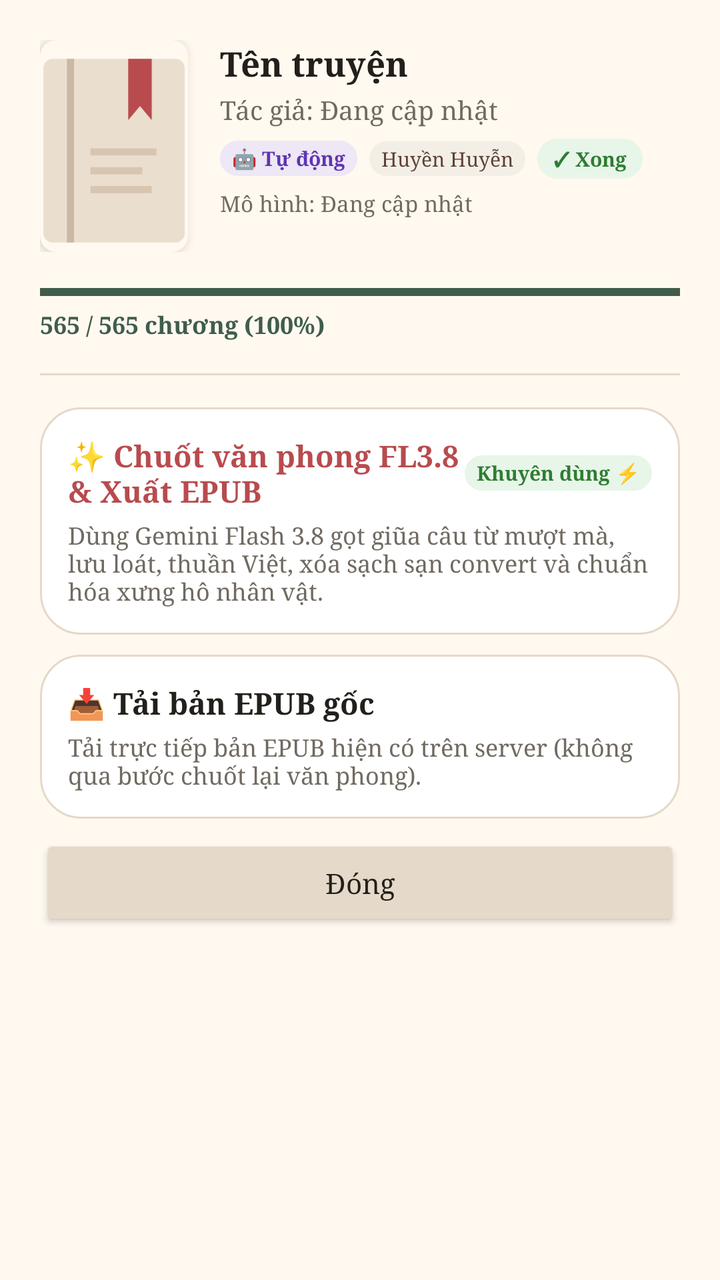
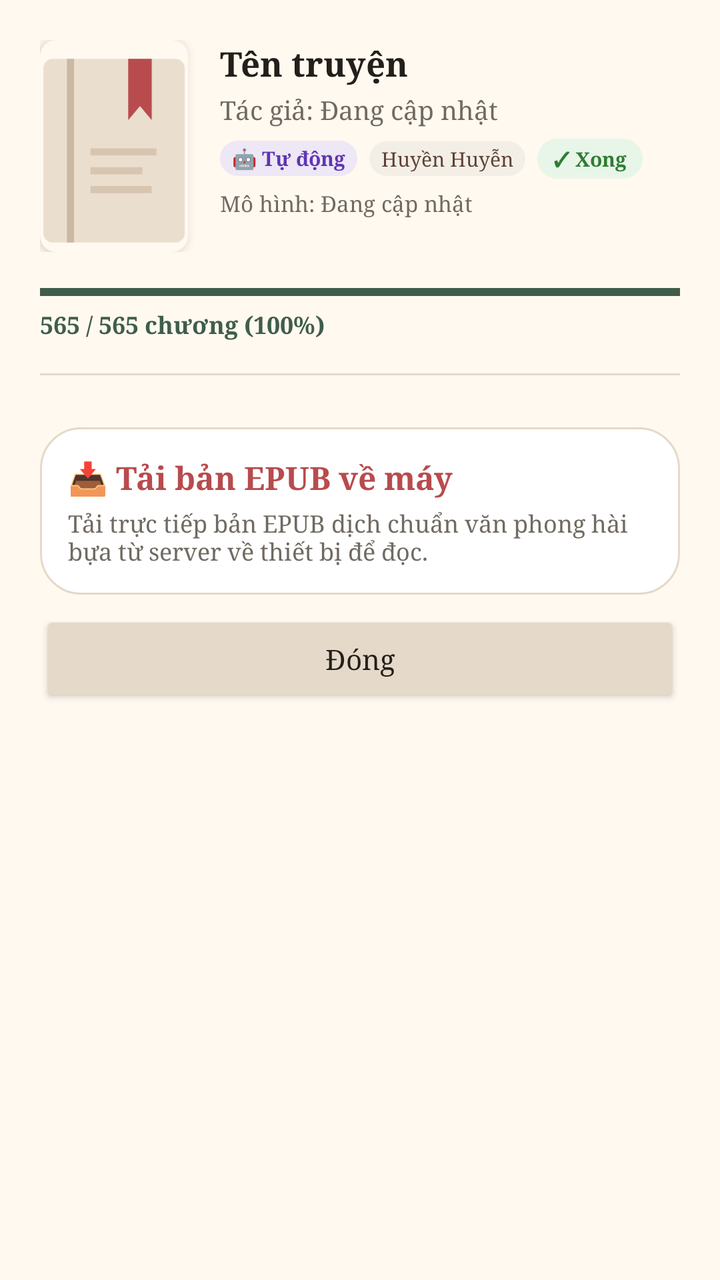

An Android layout rendered at two revisions. The XML below is the earlier revision; the diff shows what the commit changed to produce the second picture.
<!-- AndroidManifest.xml: application theme Theme.TruyenDich -->
<!-- res/layout/dialog_server_book_action.xml -->
<?xml version="1.0" encoding="utf-8"?>
<ScrollView xmlns:android="http://schemas.android.com/apk/res/android"
    xmlns:app="http://schemas.android.com/apk/res-auto"
    android:layout_width="match_parent"
    android:layout_height="wrap_content"
    android:background="@color/cream">

    <LinearLayout
        android:layout_width="match_parent"
        android:layout_height="wrap_content"
        android:orientation="vertical"
        android:padding="20dp">

        
        <LinearLayout
            android:layout_width="match_parent"
            android:layout_height="wrap_content"
            android:orientation="horizontal">

            <androidx.cardview.widget.CardView
                android:layout_width="74dp"
                android:layout_height="106dp"
                android:layout_marginEnd="16dp"
                app:cardCornerRadius="8dp"
                app:cardElevation="3dp"
                app:cardBackgroundColor="@color/cream">

                <ImageView
                    android:id="@+id/dialogBookCover"
                    android:layout_width="match_parent"
                    android:layout_height="match_parent"
                    android:contentDescription="Bìa sách"
                    android:scaleType="centerCrop"
                    android:src="@drawable/ic_book_placeholder" />
            </androidx.cardview.widget.CardView>

            <LinearLayout
                android:layout_width="0dp"
                android:layout_height="wrap_content"
                android:layout_weight="1"
                android:orientation="vertical">

                <TextView
                    android:id="@+id/dialogBookTitle"
                    android:layout_width="match_parent"
                    android:layout_height="wrap_content"
                    android:fontFamily="serif"
                    android:text="Tên truyện"
                    android:textColor="@color/ink"
                    android:textSize="17sp"
                    android:textStyle="bold" />

                <TextView
                    android:id="@+id/dialogBookAuthor"
                    android:layout_width="match_parent"
                    android:layout_height="wrap_content"
                    android:layout_marginTop="3dp"
                    android:text="Tác giả: Đang cập nhật"
                    android:textColor="@color/muted"
                    android:textSize="13sp" />

                <LinearLayout
                    android:layout_width="match_parent"
                    android:layout_height="wrap_content"
                    android:layout_marginTop="6dp"
                    android:gravity="center_vertical"
                    android:orientation="horizontal">

                    <TextView
                        android:id="@+id/dialogBookOrigin"
                        android:layout_width="wrap_content"
                        android:layout_height="wrap_content"
                        android:background="@drawable/bg_badge_auto"
                        android:text="🤖 Tự động"
                        android:textColor="@color/badge_auto_text"
                        android:textSize="10sp"
                        android:textStyle="bold" />

                    <TextView
                        android:id="@+id/dialogBookGenre"
                        android:layout_width="wrap_content"
                        android:layout_height="wrap_content"
                        android:layout_marginStart="6dp"
                        android:background="@drawable/bg_badge_genre"
                        android:text="Huyền Huyễn"
                        android:textColor="@color/badge_genre_text"
                        android:textSize="10sp" />

                    <TextView
                        android:id="@+id/dialogBookStatus"
                        android:layout_width="wrap_content"
                        android:layout_height="wrap_content"
                        android:layout_marginStart="6dp"
                        android:background="@drawable/bg_badge_complete"
                        android:text="✓ Xong"
                        android:textColor="@color/badge_complete_text"
                        android:textSize="10sp"
                        android:textStyle="bold" />
                </LinearLayout>

                <TextView
                    android:id="@+id/dialogBookModel"
                    android:layout_width="match_parent"
                    android:layout_height="wrap_content"
                    android:layout_marginTop="5dp"
                    android:text="Mô hình: Đang cập nhật"
                    android:textColor="@color/muted"
                    android:textSize="11sp" />
            </LinearLayout>
        </LinearLayout>

        
        <ProgressBar
            android:id="@+id/dialogBookProgress"
            style="?android:attr/progressBarStyleHorizontal"
            android:layout_width="match_parent"
            android:layout_height="8dp"
            android:layout_marginTop="16dp"
            android:max="100"
            android:progress="100"
            android:progressTint="@color/sage" />

        <TextView
            android:id="@+id/dialogBookProgressText"
            android:layout_width="match_parent"
            android:layout_height="wrap_content"
            android:layout_marginTop="4dp"
            android:text="565 / 565 chương (100%)"
            android:textColor="@color/sage"
            android:textSize="12sp"
            android:textStyle="bold" />

        <View
            android:layout_width="match_parent"
            android:layout_height="1dp"
            android:layout_marginTop="16dp"
            android:layout_marginBottom="16dp"
            android:background="@color/border_light" />

        
        <LinearLayout
            android:id="@+id/btnActionPolish"
            android:layout_width="match_parent"
            android:layout_height="wrap_content"
            android:background="@drawable/bg_card"
            android:clickable="true"
            android:focusable="true"
            android:orientation="vertical"
            android:padding="14dp">

            <LinearLayout
                android:layout_width="match_parent"
                android:layout_height="wrap_content"
                android:gravity="center_vertical"
                android:orientation="horizontal">

                <TextView
                    android:layout_width="0dp"
                    android:layout_height="wrap_content"
                    android:layout_weight="1"
                    android:text="✨ Chuốt văn phong FL3.8 &amp; Xuất EPUB"
                    android:textColor="@color/coral"
                    android:textSize="15sp"
                    android:textStyle="bold" />

                <TextView
                    android:layout_width="wrap_content"
                    android:layout_height="wrap_content"
                    android:background="@drawable/bg_badge_complete"
                    android:paddingStart="6dp"
                    android:paddingTop="2dp"
                    android:paddingEnd="6dp"
                    android:paddingBottom="2dp"
                    android:text="Khuyên dùng ⚡"
                    android:textColor="@color/badge_complete_text"
                    android:textSize="10sp"
                    android:textStyle="bold" />
            </LinearLayout>

            <TextView
                android:layout_width="match_parent"
                android:layout_height="wrap_content"
                android:layout_marginTop="4dp"
                android:text="Dùng Gemini Flash 3.8 gọt giũa câu từ mượt mà, lưu loát, thuần Việt, xóa sạch sạn convert và chuẩn hóa xưng hô nhân vật."
                android:textColor="@color/muted"
                android:textSize="12sp" />
        </LinearLayout>

        
        <LinearLayout
            android:id="@+id/btnActionExportRaw"
            android:layout_width="match_parent"
            android:layout_height="wrap_content"
            android:layout_marginTop="10dp"
            android:background="@drawable/bg_card"
            android:clickable="true"
            android:focusable="true"
            android:orientation="vertical"
            android:padding="14dp">

            <TextView
                android:id="@+id/txtExportRawTitle"
                android:layout_width="match_parent"
                android:layout_height="wrap_content"
                android:text="📥 Tải bản EPUB gốc"
                android:textColor="@color/ink"
                android:textSize="15sp"
                android:textStyle="bold" />

            <TextView
                android:id="@+id/txtExportRawDesc"
                android:layout_width="match_parent"
                android:layout_height="wrap_content"
                android:layout_marginTop="4dp"
                android:text="Tải trực tiếp bản EPUB hiện có trên server (không qua bước chuốt lại văn phong)."
                android:textColor="@color/muted"
                android:textSize="12sp" />
        </LinearLayout>

        
        <Button
            android:id="@+id/btnActionTrack"
            android:layout_width="match_parent"
            android:layout_height="wrap_content"
            android:layout_marginTop="10dp"
            android:backgroundTint="@color/sage"
            android:text="⏳ Theo dõi tiến độ dịch trên server"
            android:textAllCaps="false"
            android:textColor="@color/paper"
            android:visibility="gone" />

        
        <Button
            android:id="@+id/btnActionClose"
            android:layout_width="match_parent"
            android:layout_height="wrap_content"
            android:layout_marginTop="8dp"
            android:backgroundTint="@color/border_light"
            android:text="Đóng"
            android:textAllCaps="false"
            android:textColor="@color/ink" />
    </LinearLayout>
</ScrollView>
<!-- resources referenced by this layout -->
<resources>
  <color name="badge_auto_text">#5E35B1</color>
  <color name="badge_complete_text">#2E7D32</color>
  <color name="badge_genre_text">#5D4037</color>
  <color name="border_light">#E5D9C9</color>
  <color name="coral">#B84B4E</color>
  <color name="cream">#FFF9F0</color>
  <color name="ink">#23201B</color>
  <color name="muted">#706A61</color>
  <color name="paper">#FFFFFF</color>
  <color name="sage">#405D4B</color>
  <!-- drawable bg_badge_auto (drawable) -->
  <?xml version="1.0" encoding="utf-8"?>
  <shape xmlns:android="http://schemas.android.com/apk/res/android"
      android:shape="rectangle">
      <solid android:color="#EDE7F6" />
      <corners android:radius="10dp" />
      <padding
          android:left="6dp"
          android:top="2dp"
          android:right="6dp"
          android:bottom="2dp" />
  </shape>
  <!-- drawable bg_badge_complete (drawable) -->
  <?xml version="1.0" encoding="utf-8"?>
  <shape xmlns:android="http://schemas.android.com/apk/res/android"
      android:shape="rectangle">
      <solid android:color="@color/badge_complete_bg" />
      <corners android:radius="12dp" />
      <padding
          android:left="8dp"
          android:top="3dp"
          android:right="8dp"
          android:bottom="3dp" />
  </shape>
  <!-- drawable bg_badge_genre (drawable) -->
  <?xml version="1.0" encoding="utf-8"?>
  <shape xmlns:android="http://schemas.android.com/apk/res/android"
      android:shape="rectangle">
      <solid android:color="#F3EFE6" />
      <corners android:radius="10dp" />
      <padding
          android:left="6dp"
          android:top="2dp"
          android:right="6dp"
          android:bottom="2dp" />
  </shape>
  <!-- drawable bg_card (drawable) -->
  <shape xmlns:android="http://schemas.android.com/apk/res/android" android:shape="rectangle">
      <solid android:color="@color/paper" />
      <corners android:radius="20dp" />
      <stroke android:width="1dp" android:color="#E5D9C9" />
      <padding android:left="18dp" android:top="16dp" android:right="18dp" android:bottom="16dp" />
  </shape>
  <!-- drawable ic_book_placeholder (drawable) -->
  <vector xmlns:android="http://schemas.android.com/apk/res/android"
      android:width="64dp"
      android:height="90dp"
      android:viewportWidth="64"
      android:viewportHeight="90">
      
      <path
          android:fillColor="#EADECF"
          android:pathData="M6,8 L58,8 A4,4 0 0,1 62,12 L62,82 A4,4 0 0,1 58,86 L6,86 A4,4 0 0,1 2,82 L2,12 A4,4 0 0,1 6,8 Z" />
      
      <path
          android:fillColor="#CBB8A2"
          android:pathData="M12,8 L15,8 L15,86 L12,86 Z" />
      
      <path
          android:fillColor="#B84B4E"
          android:pathData="M38,8 L48,8 L48,34 L43,28 L38,34 Z" />
      
      <path
          android:fillColor="#D8C5B0"
          android:pathData="M22,46 L50,46 L50,49 L22,49 Z M22,54 L44,54 L44,57 L22,57 Z M22,62 L48,62 L48,65 L22,65 Z" />
  </vector>
  <style name="Theme.TruyenDich" parent="Theme.AppCompat.Light.NoActionBar">
          <item name="android:fontFamily">serif</item>
          <item name="android:colorAccent">@color/coral</item>
          <item name="android:navigationBarColor">@color/ink</item>
          <item name="android:statusBarColor">@color/ink</item>
          <item name="android:windowLightStatusBar">false</item>
          <item name="android:windowActionModeOverlay">true</item>
      </style>
  <color name="badge_complete_bg">#E8F5E9</color>
</resources>

<!-- the commit's change to res/layout/dialog_server_book_action.xml (unified diff, before → after) -->
@@ -139,55 +139,6 @@
 
         
         <LinearLayout
-            android:id="@+id/btnActionPolish"
-            android:layout_width="match_parent"
-            android:layout_height="wrap_content"
-            android:background="@drawable/bg_card"
-            android:clickable="true"
-            android:focusable="true"
-            android:orientation="vertical"
-            android:padding="14dp">
-
-            <LinearLayout
-                android:layout_width="match_parent"
-                android:layout_height="wrap_content"
-                android:gravity="center_vertical"
-                android:orientation="horizontal">
-
-                <TextView
-                    android:layout_width="0dp"
-                    android:layout_height="wrap_content"
-                    android:layout_weight="1"
-                    android:text="✨ Chuốt văn phong FL3.8 &amp; Xuất EPUB"
-                    android:textColor="@color/coral"
-                    android:textSize="15sp"
-                    android:textStyle="bold" />
-
-                <TextView
-                    android:layout_width="wrap_content"
-                    android:layout_height="wrap_content"
-                    android:background="@drawable/bg_badge_complete"
-                    android:paddingStart="6dp"
-                    android:paddingTop="2dp"
-                    android:paddingEnd="6dp"
-                    android:paddingBottom="2dp"
-                    android:text="Khuyên dùng ⚡"
-                    android:textColor="@color/badge_complete_text"
-                    android:textSize="10sp"
-                    android:textStyle="bold" />
-            </LinearLayout>
-
-            <TextView
-                android:layout_width="match_parent"
-                android:layout_height="wrap_content"
-                android:layout_marginTop="4dp"
-                android:text="Dùng Gemini Flash 3.8 gọt giũa câu từ mượt mà, lưu loát, thuần Việt, xóa sạch sạn convert và chuẩn hóa xưng hô nhân vật."
-                android:textColor="@color/muted"
-                android:textSize="12sp" />
-        </LinearLayout>
-
-        
-        <LinearLayout
             android:id="@+id/btnActionExportRaw"
             android:layout_width="match_parent"
             android:layout_height="wrap_content"
@@ -202,9 +153,9 @@
                 android:id="@+id/txtExportRawTitle"
                 android:layout_width="match_parent"
                 android:layout_height="wrap_content"
-                android:text="📥 Tải bản EPUB gốc"
-                android:textColor="@color/ink"
-                android:textSize="15sp"
+                android:text="📥 Tải bản EPUB về máy"
+                android:textColor="@color/coral"
+                android:textSize="16sp"
                 android:textStyle="bold" />
 
             <TextView
@@ -212,7 +163,7 @@
                 android:layout_width="match_parent"
                 android:layout_height="wrap_content"
                 android:layout_marginTop="4dp"
-                android:text="Tải trực tiếp bản EPUB hiện có trên server (không qua bước chuốt lại văn phong)."
+                android:text="Tải trực tiếp bản EPUB dịch chuẩn văn phong hài bựa từ server về thiết bị để đọc."
                 android:textColor="@color/muted"
                 android:textSize="12sp" />
         </LinearLayout>
